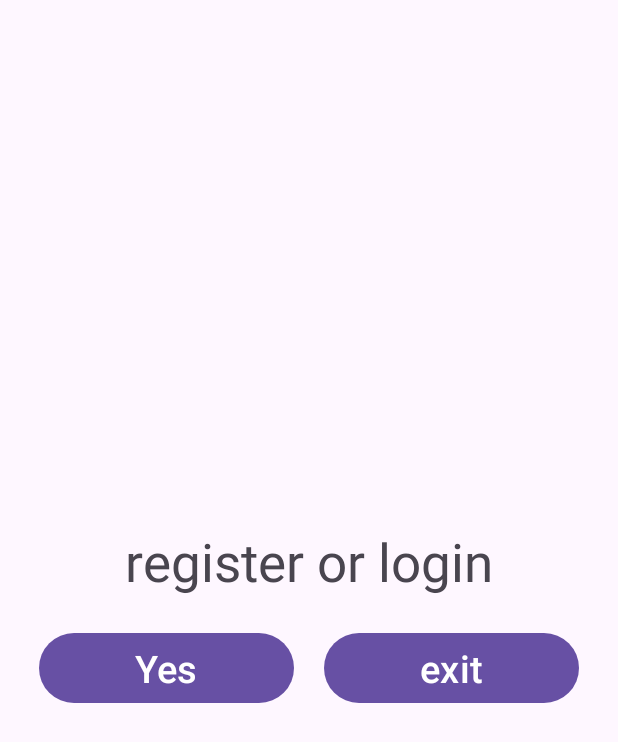
After one commit to amitohna/casino, an Android app: the layout activity_play_again_dialog.xml on its own in the app's theme, with its tools: preview values and no code run, on a phone screen of 412 x 824 dp. The commit adds this screen. Shown: the top 742 px of the screen. Run offline under Robolectric (Android 15) with nearby library versions, the phone set to English and light mode, and no system bars.

Commit message:
middle day 12 work

```diff
--- /dev/null
+++ b/app/src/main/res/layout/activity_play_again_dialog.xml
@@ -0,0 +1,37 @@
+<?xml version="1.0" encoding="utf-8"?>
+<LinearLayout xmlns:android="http://schemas.android.com/apk/res/android"
+    android:layout_width="match_parent"
+    android:layout_height="match_parent"
+    android:orientation="vertical"
+    android:gravity="center"
+    android:padding="16dp">
+
+    <TextView
+        android:layout_width="wrap_content"
+        android:layout_height="wrap_content"
+        android:text="register or login"
+        android:textSize="35dp"
+        android:layout_marginBottom="20dp"/>
+
+    <LinearLayout
+        android:layout_width="wrap_content"
+        android:layout_height="wrap_content"
+        android:orientation="horizontal">
+        <Button
+            android:layout_width="170dp"
+            android:layout_height="wrap_content"
+            android:text="Yes"
+            android:textSize="25dp"
+            android:id="@+id/btnYes"
+            android:layout_marginEnd="10dp"/>
+
+        <Button
+            android:layout_width="170dp"
+            android:layout_height="wrap_content"
+            android:text="exit"
+            android:textSize="25dp"
+            android:id="@+id/btnNo"
+            android:layout_marginStart="10dp"/>
+    </LinearLayout>
+
+</LinearLayout>
```
Also changed, not shown: app/src/main/java/com/example/casino_israel/MainActivity.java (+4 -4 lines), app/src/main/java/com/example/casino_israel/SighUp.java (+44 -1 lines), app/src/main/res/layout/activity_login_register.xml (+9 -5 lines).
